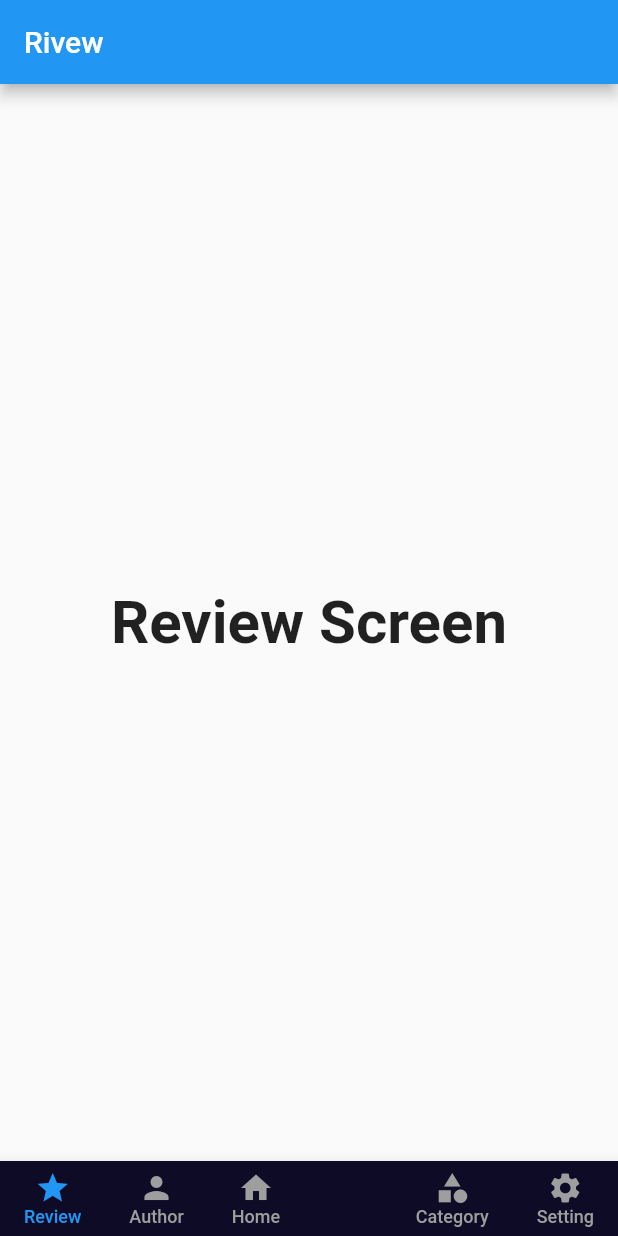
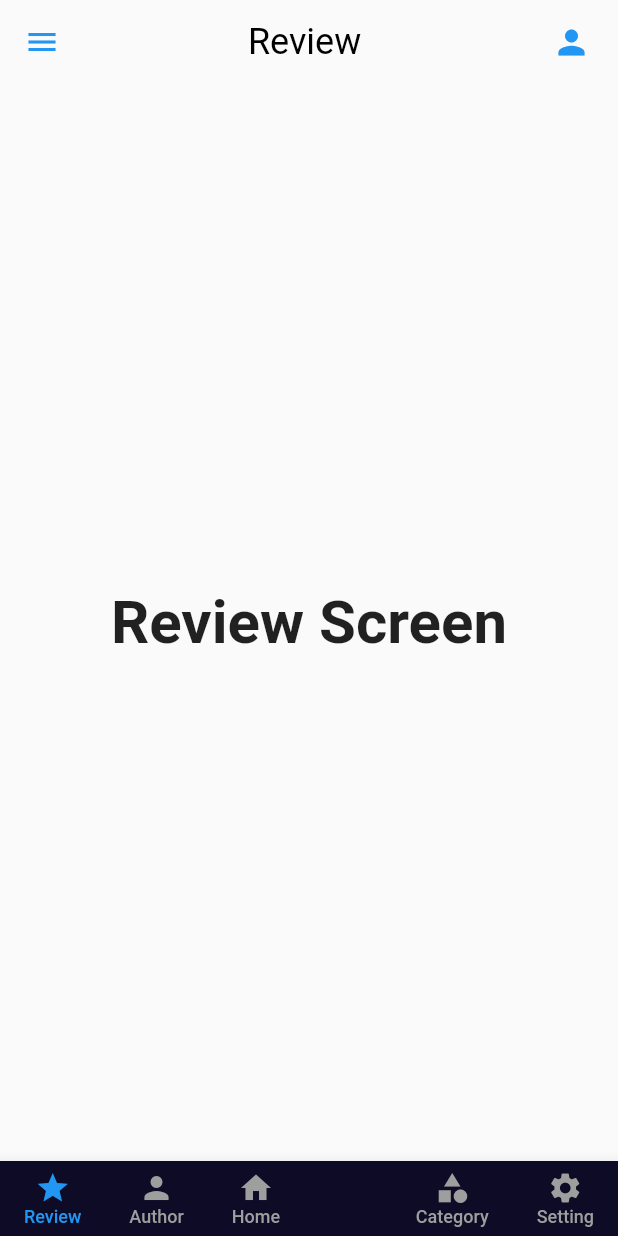
Before and after one commit to BrwaCs/elibrary, a Flutter app: the screen it shows after launch, item 2 of the bottom bar chosen, after a tap on "Review", on a phone screen of 412 x 824 dp. Run offline on Flutter 3.47's test engine with Material 2 defaults, Android fonts, the light colour scheme and no system bars.

Commit message:
create AppBar

```diff
--- a/lib/Screens/pages/auther.dart
+++ b/lib/Screens/pages/auther.dart
@@ -14,7 +14,36 @@ class _AutherState extends State<Auther> {
   Widget build(BuildContext context) {
     return Scaffold(
       appBar: AppBar(
-        title: Text("Auther")
+          backgroundColor:Colors.transparent,
+          elevation:0,
+        title: Text(
+          "Author ",
+          style: TextStyle(
+            fontSize:24,
+            fontWeight:FontWeight.normal,
+            color:Colors.black
+          )
+          ),
+          centerTitle: true,
+          leading: Icon(
+            Icons.menu,
+            color:Theme.of(context).primaryColor,
+          ),
+
+      actions: <Widget>[
+       Padding(
+      padding: EdgeInsets.only(right: 18),
+      child: GestureDetector(
+        onTap: () {},
+        child: Icon(
+          Icons.person,
+          size: 26.0,
+          color:Theme.of(context).primaryColor,
+        ),
+      )
+    ),
+    ]
+
       ),
       body: Center(
         child: Text(
--- a/lib/Screens/pages/review.dart
+++ b/lib/Screens/pages/review.dart
@@ -14,7 +14,36 @@ class _ReviewState extends State<Review> {
   Widget build(BuildContext context) {
     return Scaffold(
       appBar: AppBar(
-        title: Text("Rivew")
+          backgroundColor:Colors.transparent,
+          elevation:0,
+        title: Text(
+          "Review ",
+          style: TextStyle(
+            fontSize:24,
+            fontWeight:FontWeight.normal,
+            color:Colors.black
+          )
+          ),
+          centerTitle: true,
+          leading: Icon(
+            Icons.menu,
+            color:Theme.of(context).primaryColor,
+          ),
+
+      actions: <Widget>[
+       Padding(
+      padding: EdgeInsets.only(right: 18),
+      child: GestureDetector(
+        onTap: () {},
+        child: Icon(
+          Icons.person,
+          size: 26.0,
+          color:Theme.of(context).primaryColor,
+        ),
+      )
+    ),
+    ]
+
       ),
       body: Center(
         child: Text(
--- a/lib/main.dart
+++ b/lib/main.dart
@@ -13,7 +13,7 @@ class MyApp extends StatelessWidget {
   @override
   Widget build(BuildContext context) {
     return MaterialApp(
-      debugShowCheckedModeBanner: true,
+      debugShowCheckedModeBanner: false,
       title: 'Flutter Demo',
       theme: ThemeData(
         primaryColor: Colors.blue,
```
Also changed, not shown: lib/Screens/pages/category.dart (+31 -2 lines), lib/Screens/pages/home.dart (+30 -1 lines), lib/Screens/pages/setting.dart (+30 -1 lines).
